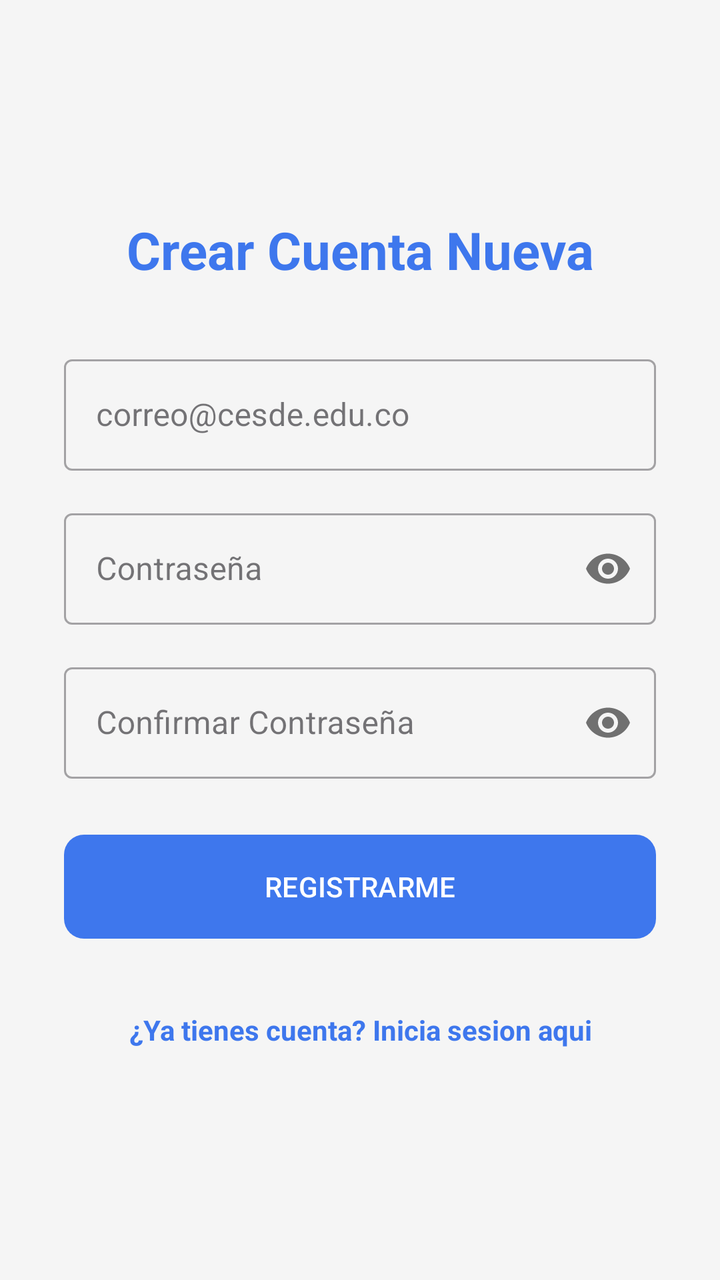
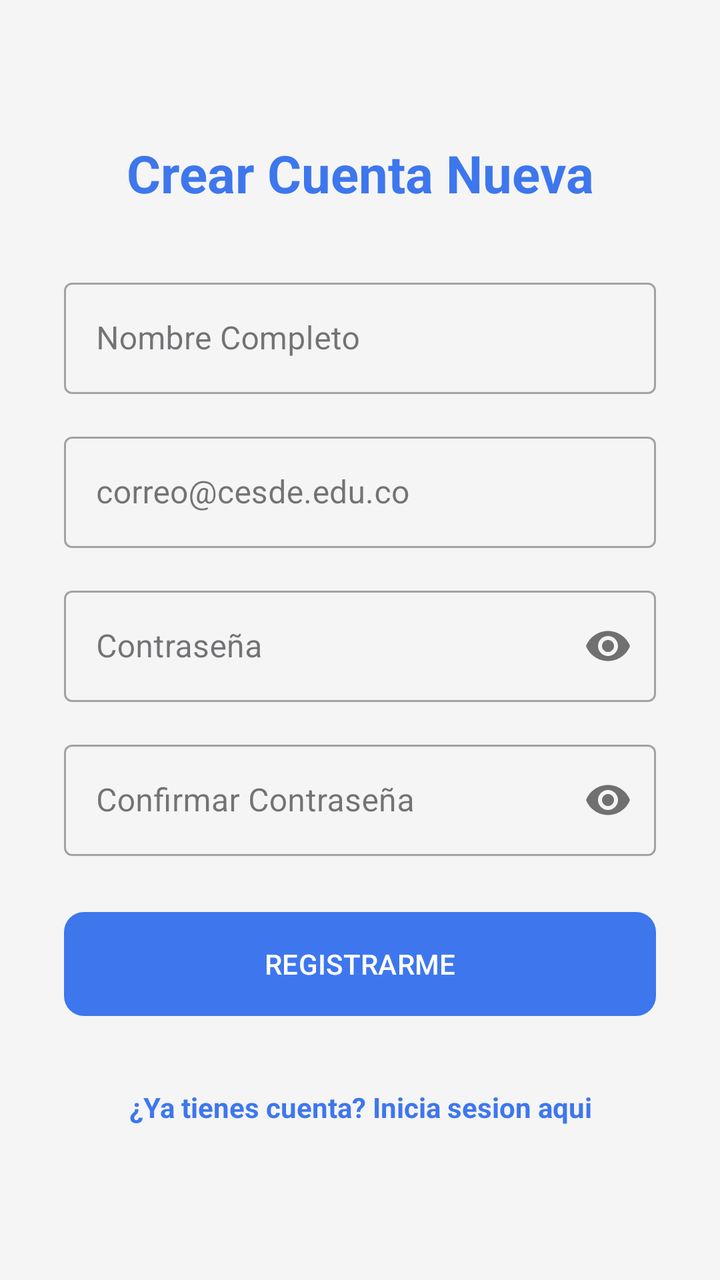

An Android layout rendered at two revisions. The XML below is the earlier revision; the diff shows what the commit changed to produce the second picture.
<!-- AndroidManifest.xml: application theme Theme.AppInventario -->
<!-- res/layout/activity_registro.xml -->
<?xml version="1.0" encoding="utf-8"?>
<LinearLayout xmlns:android="http://schemas.android.com/apk/res/android"
    xmlns:app="http://schemas.android.com/apk/res-auto"
    android:layout_width="match_parent"
    android:layout_height="match_parent"
    android:orientation="vertical"
    android:padding="32dp"
    android:gravity="center"
    android:background="#F5F5F5"
    >

    <TextView
        android:layout_width="match_parent"
        android:layout_height="wrap_content"
        android:text="Crear Cuenta Nueva"
        android:textSize="26sp"
        android:textStyle="bold"
        android:gravity="center"
        android:textColor="@color/colorAcentos"
        android:layout_marginBottom="32dp"/>

    <com.google.android.material.textfield.TextInputLayout
        style="@style/Widget.MaterialComponents.TextInputLayout.OutlinedBox"
        android:layout_width="match_parent"
        android:layout_height="wrap_content"
        android:layout_marginBottom="16dp">

        <com.google.android.material.textfield.TextInputEditText
            android:id="@+id/etRegistroCorreo"
            android:layout_width="match_parent"
            android:layout_height="wrap_content"
            android:hint="correo@cesde.edu.co"
            android:inputType="textEmailAddress"/>

    </com.google.android.material.textfield.TextInputLayout>

    <com.google.android.material.textfield.TextInputLayout
        style="@style/Widget.MaterialComponents.TextInputLayout.OutlinedBox"
        android:layout_width="match_parent"
        android:layout_height="wrap_content"
        app:passwordToggleEnabled="true"
        android:layout_marginBottom="16dp">

        <com.google.android.material.textfield.TextInputEditText
            android:id="@+id/etRegistroPassword"
            android:layout_width="match_parent"
            android:layout_height="wrap_content"
            android:hint="Contraseña"
            android:inputType="textPassword" />

    </com.google.android.material.textfield.TextInputLayout>

    <com.google.android.material.textfield.TextInputLayout
        style="@style/Widget.MaterialComponents.TextInputLayout.OutlinedBox"
        android:layout_width="match_parent"
        android:layout_height="wrap_content"
        app:passwordToggleEnabled="true"
        android:layout_marginBottom="24dp">

        <com.google.android.material.textfield.TextInputEditText
            android:id="@+id/etRegistroConfirmacion"
            android:layout_width="match_parent"
            android:layout_height="wrap_content"
            android:hint="Confirmar Contraseña"
            android:inputType="textPassword" />

    </com.google.android.material.textfield.TextInputLayout>

    <com.google.android.material.button.MaterialButton
        android:id="@+id/btnRegistrarme"
        android:layout_width="match_parent"
        android:layout_height="60dp"
        android:text="REGISTRARME"
        app:cornerRadius="10dp"
        app:backgroundTint="@color/colorAcentos"/>

    <TextView
        android:id="@+id/tvVolverLogin"
        android:layout_width="match_parent"
        android:layout_height="wrap_content"
        android:text="¿Ya tienes cuenta? Inicia sesion aqui"
        android:gravity="center"
        android:textColor="@color/colorAcentos"
        android:textStyle="bold"
        android:layout_marginTop="24dp"
        android:padding="8dp" />

</LinearLayout>
<!-- resources referenced by this layout -->
<resources>
  <color name="colorAcentos">#3E77ED</color>
  <style name="Theme.AppInventario" parent="Base.Theme.AppInventario" />
  <style name="Base.Theme.AppInventario" parent="Theme.Material3.DayNight.NoActionBar">
          
          
      </style>
</resources>

<!-- the commit's change to res/layout/activity_registro.xml (unified diff, before → after) -->
@@ -18,6 +18,21 @@
         android:gravity="center"
         android:textColor="@color/colorAcentos"
         android:layout_marginBottom="32dp"/>
+
+    <com.google.android.material.textfield.TextInputLayout
+        style="@style/Widget.MaterialComponents.TextInputLayout.OutlinedBox"
+        android:layout_width="match_parent"
+        android:layout_height="wrap_content"
+        android:layout_marginBottom="16dp">
+
+    <com.google.android.material.textfield.TextInputEditText
+        android:id="@+id/etNombreRegistro"
+        android:layout_width="match_parent"
+        android:layout_height="wrap_content"
+        android:hint="Nombre Completo"
+        android:inputType="textEmailAddress"/>
+
+    </com.google.android.material.textfield.TextInputLayout>
 
     <com.google.android.material.textfield.TextInputLayout
         style="@style/Widget.MaterialComponents.TextInputLayout.OutlinedBox"
